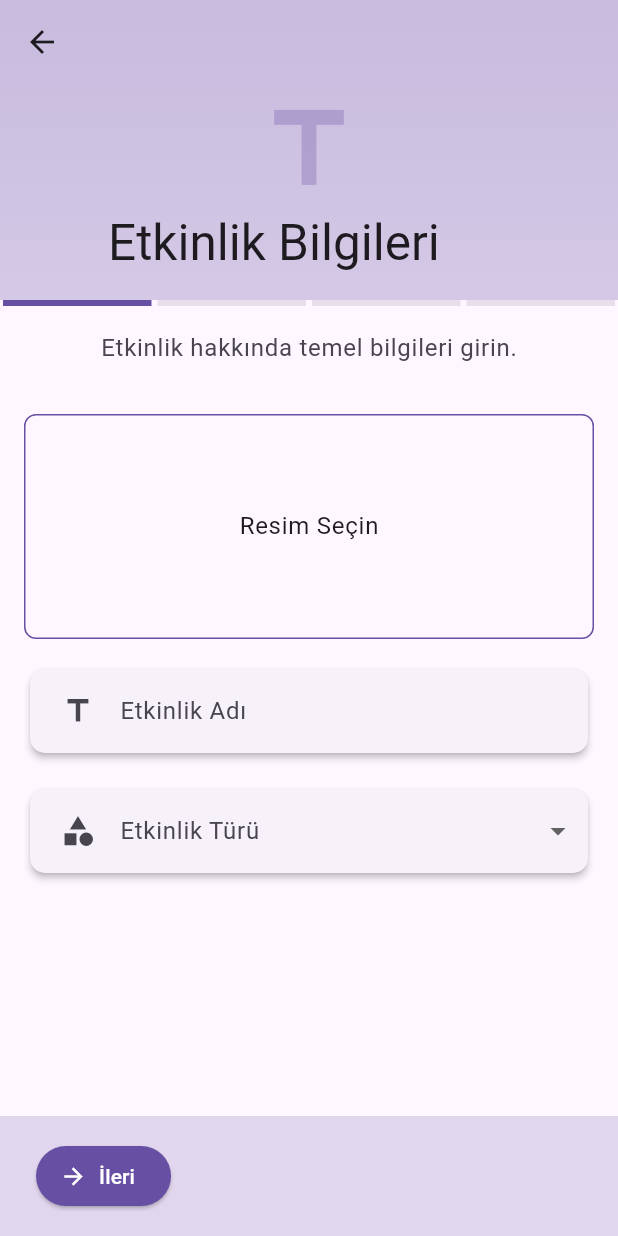
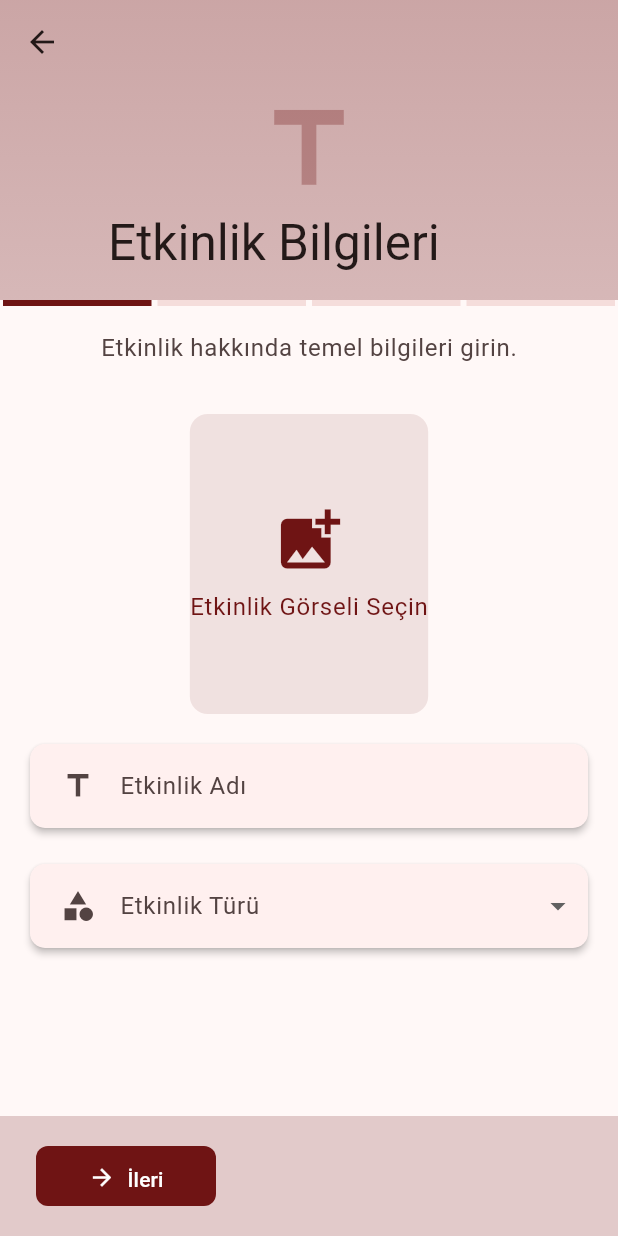
Before and after one commit to ricoglr/Linkup, a Flutter app: the AddEventScreen screen opened directly, on a phone screen of 412 x 824 dp. Run offline on Flutter 3.47's test engine with Material 3 defaults, Android fonts, the light colour scheme and no system bars; our stand-ins replace firebase_auth, firebase_core, image_picker, shared_preferences; accounts and stored records are empty.

Commit message:
improved UI

```diff
--- a/lib/screens/add_event_screen.dart
+++ b/lib/screens/add_event_screen.dart
@@ -350,25 +350,33 @@ class _AddEventScreenState extends State<AddEventScreen> {
     return InkWell(
       onTap: _pickImage,
       child: Container(
-        height: 150,
-        width: double.infinity,
+        height: 200,
         decoration: BoxDecoration(
-          border: Border.all(
-            color: Theme.of(context).colorScheme.primary,
-          ),
-          borderRadius: BorderRadius.circular(8),
+          color: Theme.of(context).colorScheme.primary.withOpacity(0.1),
+          borderRadius: BorderRadius.circular(12),
+          image: _selectedImagePath != null
+              ? DecorationImage(
+                  image: FileImage(File(_selectedImagePath!)),
+                  fit: BoxFit.cover,
+                )
+              : null,
         ),
         child: _selectedImagePath == null
-            ? Center(
-                child: Text(
-                  'Resim Seçin',
-                  style: Theme.of(context).textTheme.bodyLarge,
-                ),
+            ? Column(
+                mainAxisAlignment: MainAxisAlignment.center,
+                children: [
+                  Icon(Icons.add_photo_alternate,
+                      size: 50, color: Theme.of(context).colorScheme.primary),
+                  const SizedBox(height: 8),
+                  Text(
+                    'Etkinlik Görseli Seçin',
+                    style: Theme.of(context).textTheme.bodyLarge?.copyWith(
+                          color: Theme.of(context).colorScheme.primary,
+                        ),
+                  ),
+                ],
               )
-            : Image.file(
-                File(_selectedImagePath!),
-                fit: BoxFit.cover,
-              ),
+            : null,
       ),
     );
   }
--- a/lib/theme/app_theme.dart
+++ b/lib/theme/app_theme.dart
@@ -4,15 +4,62 @@ class AppTheme {
   static ThemeData lightTheme = ThemeData(
     useMaterial3: true,
     colorScheme: ColorScheme.fromSeed(
-      seedColor: Colors.greenAccent,
+      seedColor: const Color.fromARGB(255, 111, 20, 20),
+      primary: const Color.fromARGB(255, 111, 20, 20),
+      secondary: const Color.fromARGB(255, 111, 20, 20),
+      tertiary: const Color.fromARGB(255, 111, 20, 20),
+      brightness: Brightness.light,
+    ),
+    appBarTheme: const AppBarTheme(
+      centerTitle: true,
+      elevation: 0,
+    ),
+    elevatedButtonTheme: ElevatedButtonThemeData(
+      style: ElevatedButton.styleFrom(
+        elevation: 0,
+        padding: const EdgeInsets.symmetric(horizontal: 16, vertical: 12),
+        minimumSize: const Size(120, 40),
+        shape: RoundedRectangleBorder(
+          borderRadius: BorderRadius.circular(8),
+        ),
+      ),
+    ),
+    cardTheme: CardTheme(
+      elevation: 2,
+      shape: RoundedRectangleBorder(
+        borderRadius: BorderRadius.circular(12),
+      ),
     ),
   );
 
   static ThemeData darkTheme = ThemeData(
     useMaterial3: true,
     colorScheme: ColorScheme.fromSeed(
-      seedColor: Colors.teal,
+      seedColor: Colors.grey,
+      primary: Colors.white,
+      secondary: Colors.grey,
+      tertiary: Colors.grey,
       brightness: Brightness.dark,
+    ),
+    appBarTheme: const AppBarTheme(
+      centerTitle: true,
+      elevation: 0,
+    ),
+    elevatedButtonTheme: ElevatedButtonThemeData(
+      style: ElevatedButton.styleFrom(
+        elevation: 0,
+        padding: const EdgeInsets.symmetric(horizontal: 16, vertical: 12),
+        minimumSize: const Size(120, 40),
+        shape: RoundedRectangleBorder(
+          borderRadius: BorderRadius.circular(8),
+        ),
+      ),
+    ),
+    cardTheme: CardTheme(
+      elevation: 2,
+      shape: RoundedRectangleBorder(
+        borderRadius: BorderRadius.circular(12),
+      ),
     ),
   );
 }
```
Also changed, not shown: lib/main.dart (+30 -16 lines), lib/screens/profile_screen.dart (+6 -3 lines).
